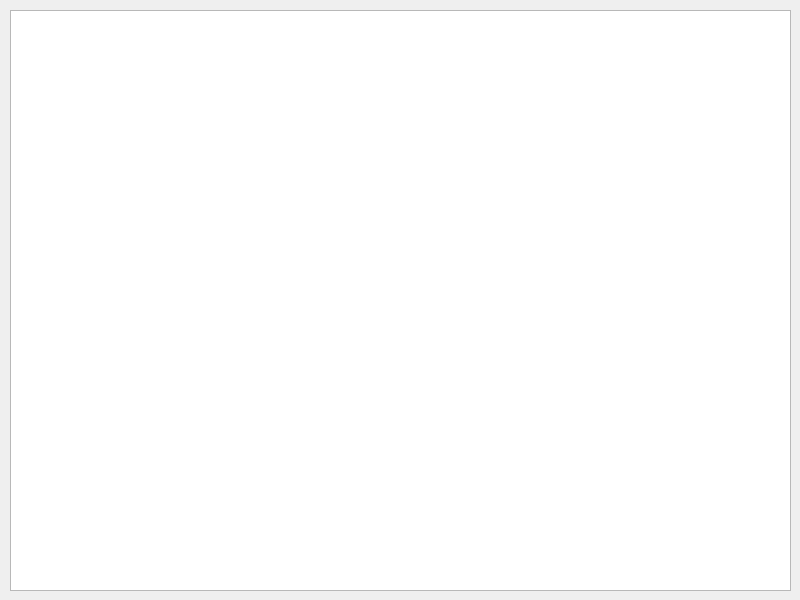
Old version of the form Project/src/network/main_server/MainServer/mainserver.ui in the repository AndaCondaa/Dental_Imaging_SW_System.
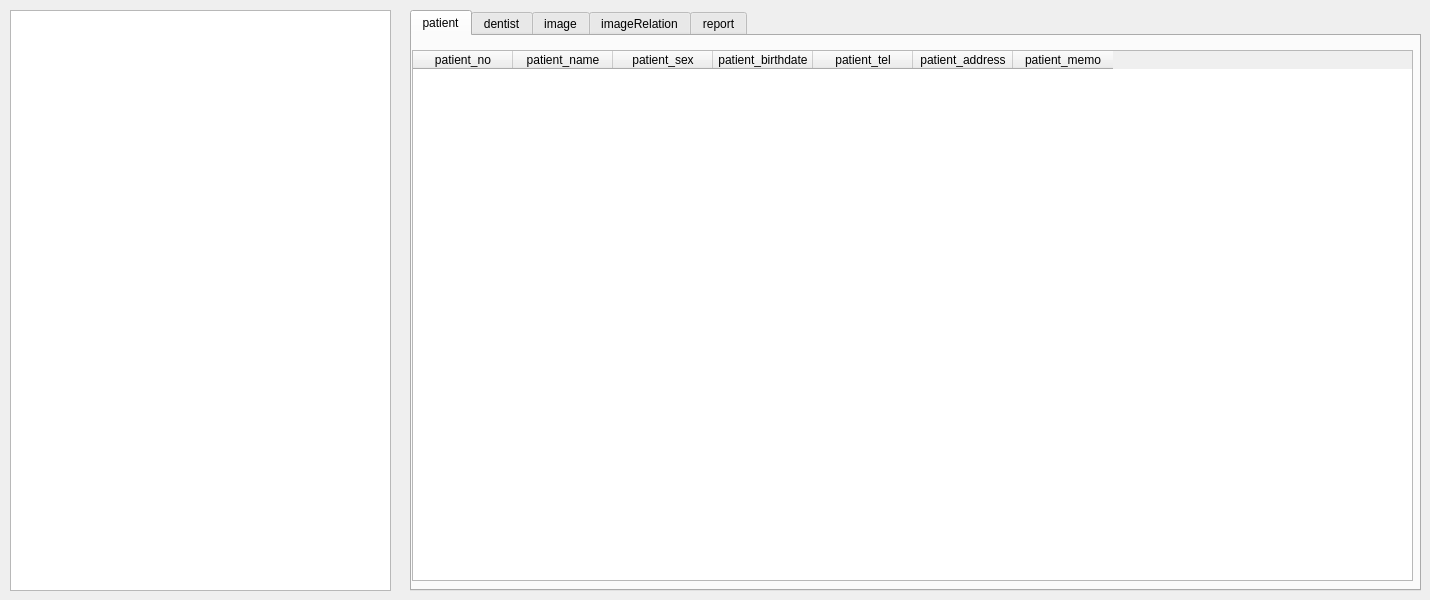
New version of the form.

Commit message: feat : ui update and add db table

What changed in the file:
```diff
--- a/Project/src/network/main_server/MainServer/mainserver.ui
+++ b/Project/src/network/main_server/MainServer/mainserver.ui
@@ -6,7 +6,7 @@
    <rect>
     <x>0</x>
     <y>0</y>
-    <width>800</width>
+    <width>1430</width>
     <height>600</height>
    </rect>
   </property>
@@ -18,11 +18,94 @@
     <rect>
      <x>10</x>
      <y>10</y>
-     <width>781</width>
+     <width>381</width>
      <height>581</height>
     </rect>
    </property>
   </widget>
+  <widget class="QTabWidget" name="tabWidget">
+   <property name="geometry">
+    <rect>
+     <x>410</x>
+     <y>10</y>
+     <width>1011</width>
+     <height>581</height>
+    </rect>
+   </property>
+   <property name="currentIndex">
+    <number>0</number>
+   </property>
+   <widget class="QWidget" name="patient">
+    <attribute name="title">
+     <string>patient</string>
+    </attribute>
+    <widget class="QTableWidget" name="tableWidget">
+     <property name="geometry">
+      <rect>
+       <x>0</x>
+       <y>14</y>
+       <width>1001</width>
+       <height>531</height>
+      </rect>
+     </property>
+     <column>
+      <property name="text">
+       <string>patient_no</string>
+      </property>
+     </column>
+     <column>
+      <property name="text">
+       <string>patient_name</string>
+      </property>
+     </column>
+     <column>
+      <property name="text">
+       <string>patient_sex</string>
+      </property>
+     </column>
+     <column>
+      <property name="text">
+       <string>patient_birthdate</string>
+      </property>
+     </column>
+     <column>
+      <property name="text">
+       <string>patient_tel</string>
+      </property>
+     </column>
+     <column>
+      <property name="text">
+       <string>patient_address</string>
+      </property>
+     </column>
+     <column>
+      <property name="text">
+       <string>patient_memo</string>
+      </property>
+     </column>
+    </widget>
+   </widget>
+   <widget class="QWidget" name="dentist">
+    <attribute name="title">
+     <string>dentist</string>
+    </attribute>
+   </widget>
+   <widget class="QWidget" name="image">
+    <attribute name="title">
+     <string>image</string>
+    </attribute>
+   </widget>
+   <widget class="QWidget" name="imageRelation">
+    <attribute name="title">
+     <string>imageRelation</string>
+    </attribute>
+   </widget>
+   <widget class="QWidget" name="report">
+    <attribute name="title">
+     <string>report</string>
+    </attribute>
+   </widget>
+  </widget>
  </widget>
  <resources/>
  <connections/>
```
The commit also changes 8 other files.
